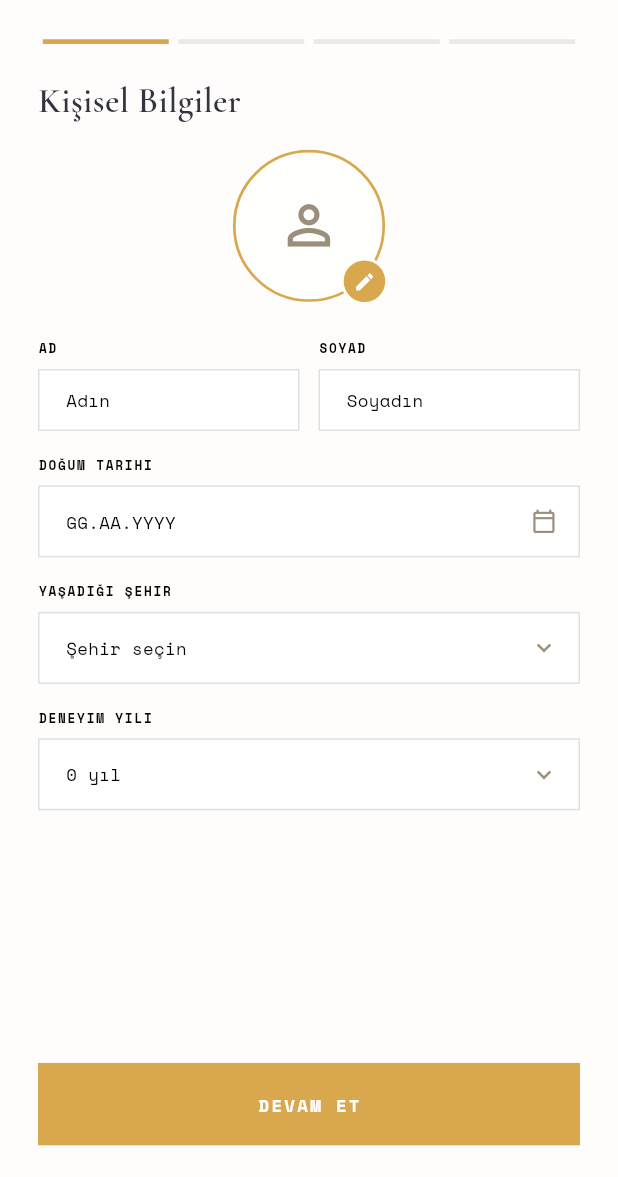
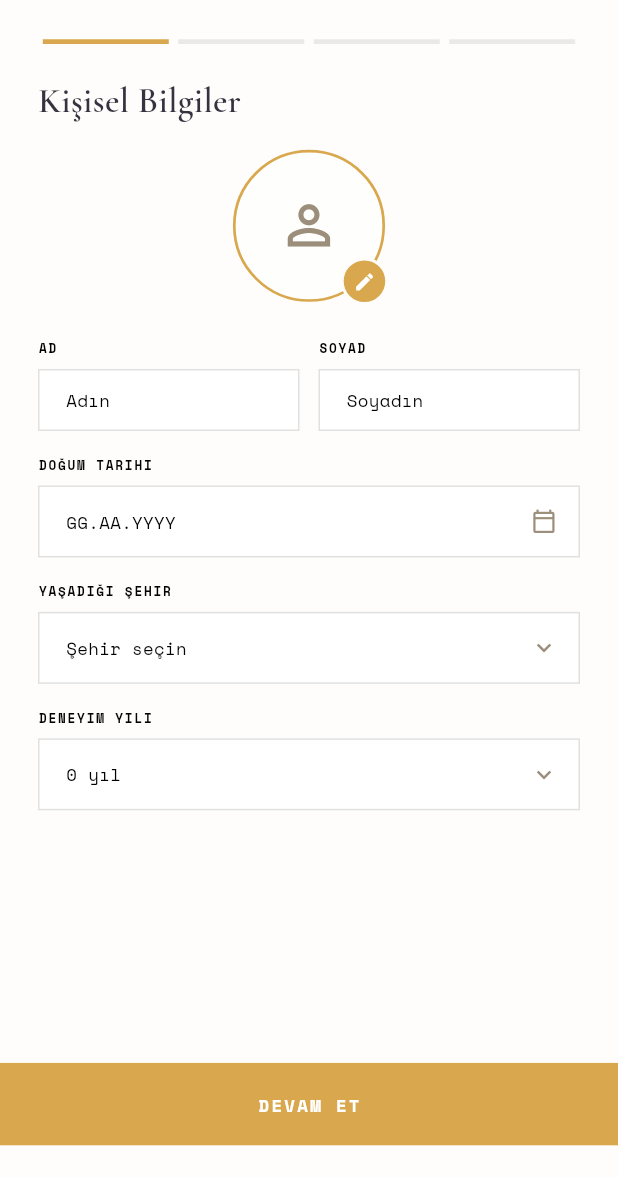
Before and after one commit to FurkanUST451/SETYedek, a Flutter app: the FreelancerOnboardingView screen opened by its route, on a phone screen of 412 x 824 dp, the part 59-1236 px from its top. Run offline on Flutter 3.47's test engine with Material 3 defaults, Android fonts, the phone set to English and light mode, and no system bars; our stand-ins replace cached_network_image, cloud_firestore, dio, firebase_auth, firebase_core, firebase_messaging and 8 more; accounts and stored records are empty.

Commit message:
Devam Et/Geri butonlarını ekran kenarlarına genişlet
SafeArea sınırları korunarak alt buton satırındaki yatay padding kaldırıldı.

```diff
--- a/lib/modules/freelancer/onboarding/freelancer_onboarding_view.dart
+++ b/lib/modules/freelancer/onboarding/freelancer_onboarding_view.dart
@@ -106,7 +106,7 @@ class FreelancerOnboardingView extends GetView<FreelancerOnboardingController> {
                 ),
               ),
               Padding(
-                padding: EdgeInsets.fromLTRB(24 * s, 8 * s, 24 * s, 20 * s),
+                padding: EdgeInsets.fromLTRB(0, 8 * s, 0, 20 * s),
                 child: Obx(() {
                   if (controller.isLoading.value) {
                     return Center(child: CircularProgressIndicator(color: _kGold));
```
